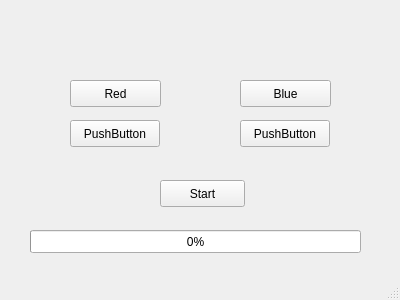
Old version of the form Assignment5-BinarySimon/Assignment5-BinarySimon/mainwindow.ui in the repository thePeterPan/CS3505-2016.
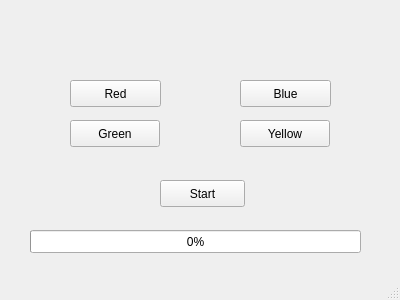
New version of the form.

What changed in the file:
```diff
--- a/Assignment5-BinarySimon/Assignment5-BinarySimon/mainwindow.ui
+++ b/Assignment5-BinarySimon/Assignment5-BinarySimon/mainwindow.ui
@@ -92,7 +92,7 @@
      </rect>
     </property>
     <property name="text">
-     <string>PushButton</string>
+     <string>Green</string>
     </property>
    </widget>
    <widget class="QPushButton" name="pushButton_yellow">
@@ -105,7 +105,7 @@
      </rect>
     </property>
     <property name="text">
-     <string>PushButton</string>
+     <string>Yellow</string>
     </property>
    </widget>
   </widget>
```
